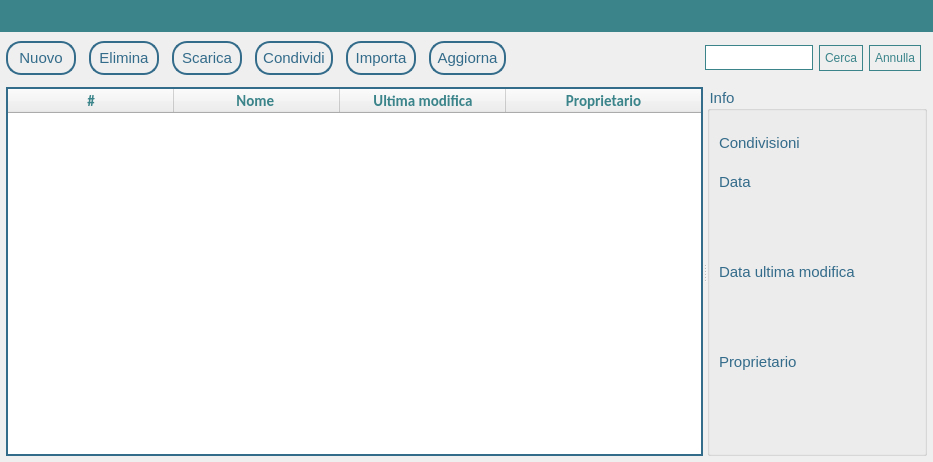
Qt form Client/principale.ui (MarcoFlo/Google-Drive) before a commit.
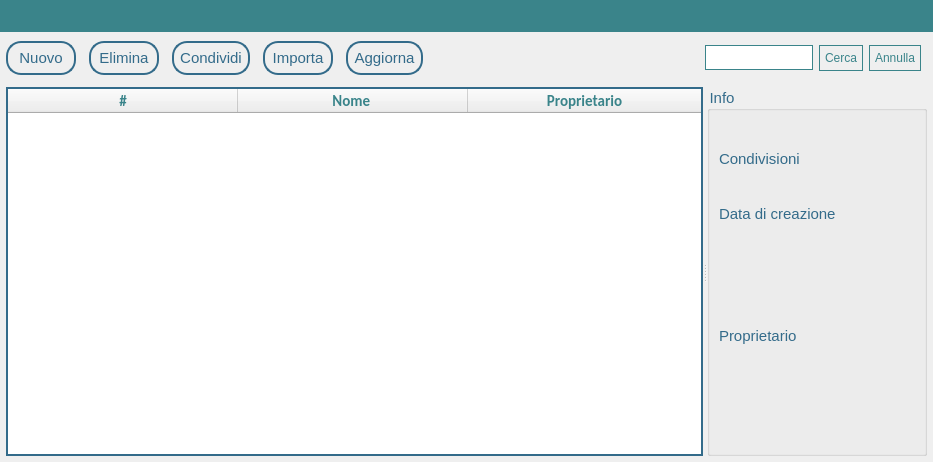
The same form after that commit.

Commit message: bug evidenzia e tolto ui non implementata

What changed in the file:
```diff
--- a/Client/principale.ui
+++ b/Client/principale.ui
@@ -267,54 +267,6 @@
             </property>
            </widget>
           </item>
-          <item>
-           <widget class="QPushButton" name="scarica">
-            <property name="sizePolicy">
-             <sizepolicy hsizetype="Preferred" vsizetype="Fixed">
-              <horstretch>0</horstretch>
-              <verstretch>0</verstretch>
-             </sizepolicy>
-            </property>
-            <property name="minimumSize">
-             <size>
-              <width>70</width>
-              <height>0</height>
-             </size>
-            </property>
-            <property name="styleSheet">
-             <string notr="true">QPushButton
-{
-	background-color:none;
-	border:2px solid #336b8a;
-	padding: 6px;
-	color: #336b8a;
-	font-size: 15px;
-	font-family: 'Calibri';
-	border-radius: 15px;
-}
-QPushButton:hover
-{
-	background-color: #336b8a;
-	color:white;
-}
-QPushButton:disabled
-{
-	border-radius: 15px;	
-	background-color: rgb(223, 223, 223);
-	color:white;
-	border: 1px solid rgb(223, 223, 223);
-	padding: 6px;
-	font-size: 15px;
-	font-family: 'Calibri';
-}
-
-</string>
-            </property>
-            <property name="text">
-             <string>Scarica</string>
-            </property>
-           </widget>
-          </item>
           <item>
            <widget class="QPushButton" name="condividi">
             <property name="minimumSize">
@@ -672,7 +624,7 @@
           <number>0</number>
          </property>
          <property name="columnCount">
-          <number>4</number>
+          <number>3</number>
          </property>
          <attribute name="horizontalHeaderVisible">
           <bool>true</bool>
@@ -684,7 +636,7 @@
           <number>166</number>
          </attribute>
          <attribute name="horizontalHeaderDefaultSectionSize">
-          <number>166</number>
+          <number>230</number>
          </attribute>
          <attribute name="horizontalHeaderHighlightSections">
           <bool>true</bool>
@@ -773,31 +725,6 @@
            </brush>
           </property>
          </column>
-         <column>
-          <property name="text">
-           <string>Ultima modifica</string>
-          </property>
-          <property name="font">
-           <font>
-            <family>Calibri</family>
-            <pointsize>11</pointsize>
-            <weight>75</weight>
-            <bold>true</bold>
-           </font>
-          </property>
-          <property name="textAlignment">
-           <set>AlignCenter</set>
-          </property>
-          <property name="foreground">
-           <brush brushstyle="SolidPattern">
-            <color alpha="255">
-             <red>58</red>
-             <green>132</green>
-             <blue>138</blue>
-            </color>
-           </brush>
-          </property>
-         </column>
          <column>
           <property name="text">
            <string>Proprietario</string>
@@ -866,6 +793,9 @@
             <property name="text">
              <string>Condivisioni</string>
             </property>
+            <property name="alignment">
+             <set>Qt::AlignLeading|Qt::AlignLeft|Qt::AlignTop</set>
+            </property>
            </widget>
           </item>
           <item>
@@ -890,7 +820,7 @@
              <string notr="true"/>
             </property>
             <property name="text">
-             <string>Data</string>
+             <string>Data di creazione</string>
             </property>
             <property name="alignment">
              <set>Qt::AlignLeading|Qt::AlignLeft|Qt::AlignTop</set>
@@ -922,50 +852,6 @@
             </property>
            </widget>
           </item>
-          <item>
-           <widget class="QLabel" name="dataMod">
-            <property name="sizePolicy">
-             <sizepolicy hsizetype="Fixed" vsizetype="Fixed">
-              <horstretch>0</horstretch>
-              <verstretch>0</verstretch>
-             </sizepolicy>
-            </property>
-            <property name="styleSheet">
-             <string notr="true">color:#336b8a</string>
-            </property>
-            <property name="text">
-             <string>Data ultima modifica</string>
-            </property>
-            <property name="alignment">
-             <set>Qt::AlignLeading|Qt::AlignLeft|Qt::AlignTop</set>
-            </property>
-           </widget>
-          </item>
-          <item>
-           <widget class="QLabel" name="dataModL">
-            <property name="sizePolicy">
-             <sizepolicy hsizetype="Fixed" vsizetype="Preferred">
-              <horstretch>0</horstretch>
-              <verstretch>0</verstretch>
-             </sizepolicy>
-            </property>
-            <property name="maximumSize">
-             <size>
-              <width>16777215</width>
-              <height>30</height>
-             </size>
-            </property>
-            <property name="styleSheet">
-             <string notr="true">color: black;
-font-size: 12px;
-font-family: 'Calibri';
-background-color:none;</string>
-            </property>
-            <property name="text">
-             <string/>
-            </property>
-           </widget>
-          </item>
           <item>
            <widget class="QLabel" name="proprietario">
             <property name="sizePolicy">
```
The commit also changes 4 other files.
